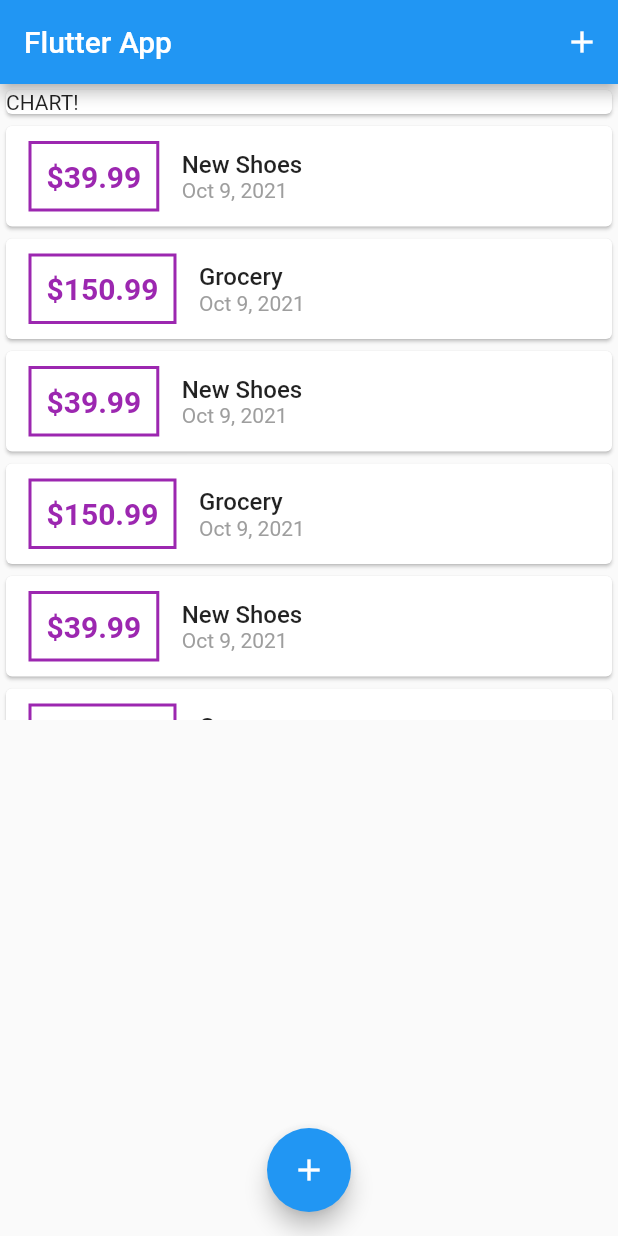
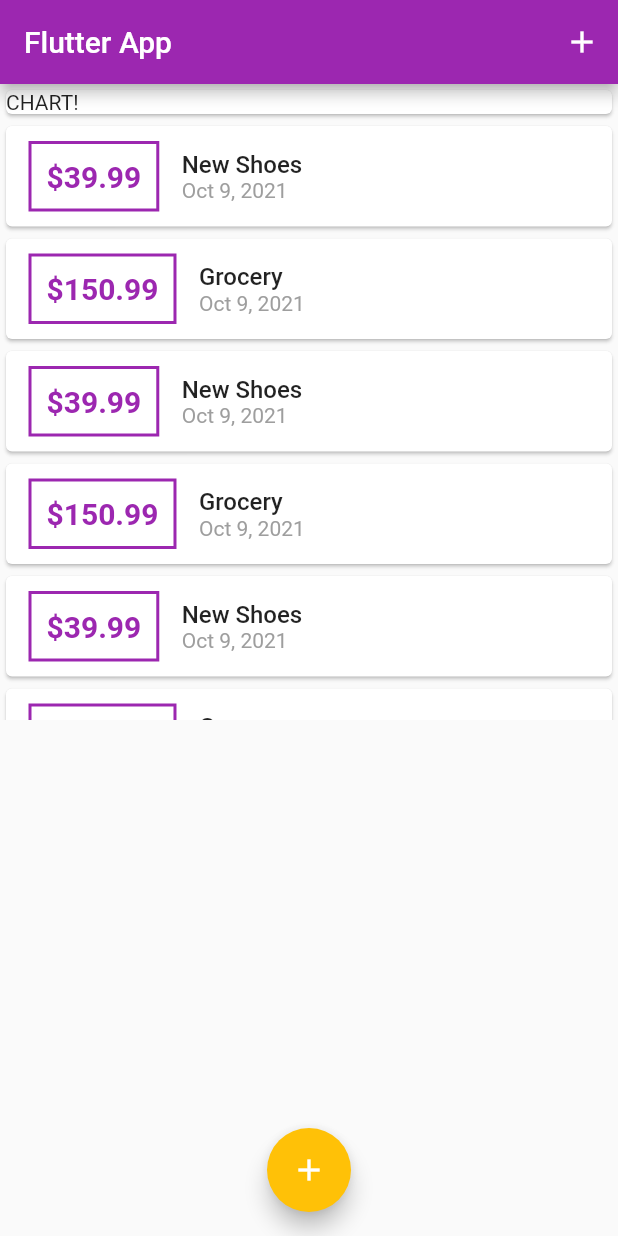
Before and after one commit to ivyhungtw/flutter-personal-expenses-app, a Flutter app: the screen it shows after launch, on a phone screen of 412 x 824 dp. Run offline on Flutter 3.47's test engine with Material 2 defaults, Android fonts, the phone set to English and light mode, and no system bars.

Commit message:
feat: configure and use themes

```diff
--- a/lib/main.dart
+++ b/lib/main.dart
@@ -10,7 +10,16 @@ class MyApp extends StatelessWidget {
   @override
   Widget build(BuildContext context) {
     return MaterialApp(
-      title: 'Flutter App',
+      title: 'Personal Expenses',
+      theme: ThemeData(
+
+        primarySwatch: Colors.purple,
+        colorScheme: ColorScheme.fromSwatch(
+          primarySwatch: Colors.purple,
+        ).copyWith(
+          secondary: Colors.amber
+        )
+      ),
       home: MyHomePage(),
     );
   }
--- a/lib/widgets/transaction_list.dart
+++ b/lib/widgets/transaction_list.dart
@@ -23,7 +23,7 @@ class TransactionList extends StatelessWidget {
                   ),
                   decoration: BoxDecoration(
                     border: Border.all(
-                      color: Colors.purple,
+                      color: Theme.of(context).primaryColor,
                       width: 2)
                   ),
                   padding: EdgeInsets.all(10),
@@ -32,7 +32,7 @@ class TransactionList extends StatelessWidget {
                     style: TextStyle(
                       fontWeight: FontWeight.bold,
                       fontSize: 20,
-                      color: Colors.purple,
+                      color: Theme.of(context).primaryColor,
                     ),
                   ),
                 ),
```
